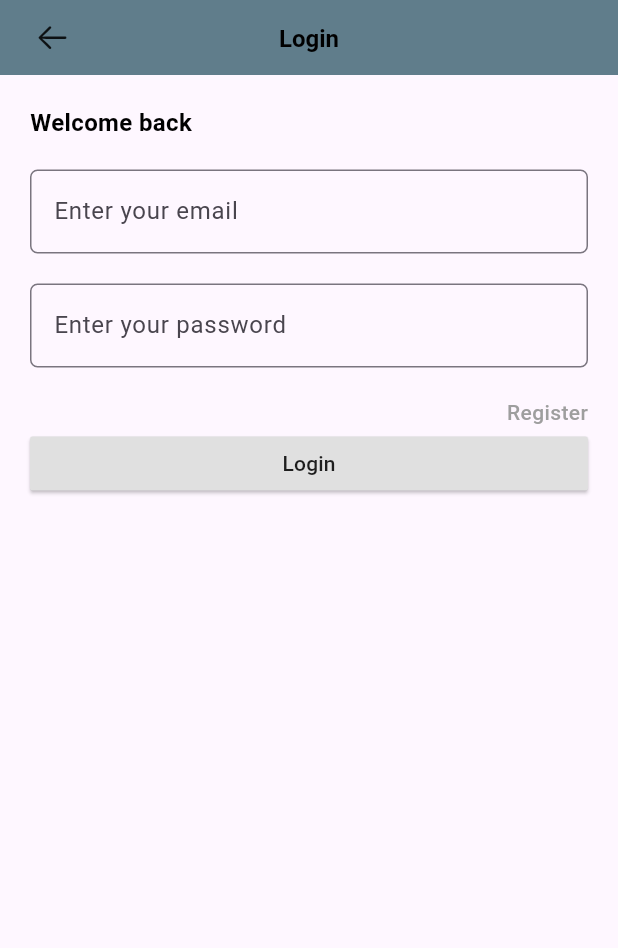
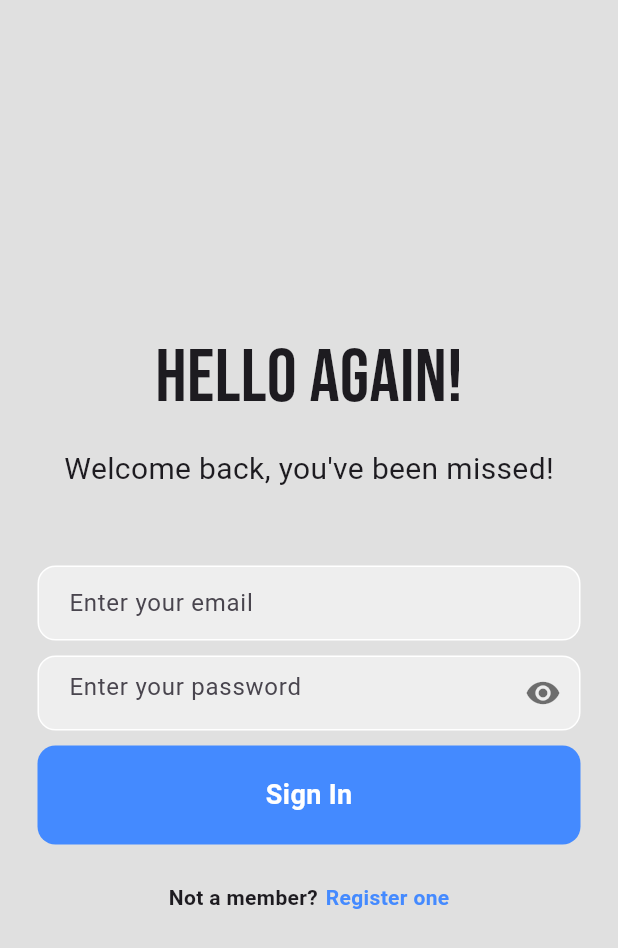
Before and after one commit to ThienNg65/NKCH_INSECT_DETECTION, a Flutter app: the screen it shows after launch, on a phone screen of 412 x 824 dp. Shown: the top 948 px of the screen. Run offline on Flutter 3.47's test engine with Material 2 defaults, Android fonts, the phone set to English and light mode, and no system bars; our stand-ins replace google_fonts.

Commit message:
Commit 21/7/23 Thien

```diff
--- a/insect_dection_app/lib/features/auth/presentation/login.dart
+++ b/insect_dection_app/lib/features/auth/presentation/login.dart
@@ -1,13 +1,5 @@
-import 'package:flutter/cupertino.dart';
 import 'package:flutter/material.dart';
-import 'package:flutter_screenutil/flutter_screenutil.dart';
-import 'package:get/get.dart';
-
-import '../../../views/drawer/app_bar.dart';
-import '../../../views/drawer/app_style.dart';
-import '../../../views/drawer/custom_textfield.dart';
-import '../../../views/drawer/custome_btn.dart';
-import '../../../views/drawer/reusable_text.dart';
+import 'package:google_fonts/google_fonts.dart';
 
 class LoginPage extends StatefulWidget {
   const LoginPage({super.key});
@@ -17,20 +9,14 @@ class LoginPage extends StatefulWidget {
 }
 
 class _LoginPageState extends State<LoginPage> {
+  // Initially password is obscure
+  bool _obscureText = true;
+
   final TextEditingController email = TextEditingController();
   final TextEditingController password = TextEditingController();
-  final ButtonStyle raisedButtonStyle = ElevatedButton.styleFrom(
-    onPrimary: Colors.black87,
-    primary: Colors.grey[300],
-    minimumSize: Size(88, 36),
-    padding: EdgeInsets.symmetric(horizontal: 16),
-    shape: const RoundedRectangleBorder(
-      borderRadius: BorderRadius.all(Radius.circular(2)),
-    ),
-  );
 
   @override
-  void dispose() async {
+  void dispose() {
     email.dispose();
     password.dispose();
     super.dispose();
@@ -39,89 +25,135 @@ class _LoginPageState extends State<LoginPage> {
   @override
   Widget build(BuildContext context) {
     return Scaffold(
-      appBar: PreferredSize(
-        preferredSize: const Size.fromHeight(50),
-        child: CustomAppBar(
-          text: "Login",
-          child: GestureDetector(
-            onTap: () {},
-            child: const Icon(CupertinoIcons.arrow_left),
-          ),
-        ),
-      ),
-      body: Padding(
-        padding: EdgeInsets.symmetric(horizontal: 20),
-        child: Form(
-          // key: loginNotifier.loginFormKey,
-          child: ListView(
-            padding: EdgeInsets.zero,
+      backgroundColor: Colors.grey[300],
+      body: SafeArea(
+        child: Center(
+          child: Column(
+            mainAxisAlignment: MainAxisAlignment.center,
             children: [
-              const SizedBox(height: 20),
-              const ReusableText(
-                text: "Welcome back",
-                style: TextStyle(
-                  fontSize: 16,
-                  color: Colors.black,
-                  fontWeight: FontWeight.w600,
+              // Hello again!
+              Text(
+                "Hello again!",
+                style: GoogleFonts.bebasNeue(
+                  fontSize: 50,
                 ),
               ),
-              const SizedBox(height: 20),
-              // CustomTextField(
-              //   controller: email,
-              //   keyboardType: TextInputType.emailAddress,
-              //   hintText: "Email",
-              //   validator: (email) {
-              //     if (email!.isEmpty || !email.contains("@")) {
-              //       return "Please enter a valid email";
-              //     } else {
-              //       return null;
-              //     }
-              //   },
-              // ),
-              TextField(
-                controller: email,
-                keyboardType: TextInputType.emailAddress,
-                decoration: InputDecoration(
-                  border: OutlineInputBorder(
-                    borderRadius: BorderRadius.circular(5),
-                  ),
-                  hintText: 'Enter your email',
+              const SizedBox(height: 10),
+              const Text(
+                "Welcome back, you\'ve been missed!",
+                style: TextStyle(
+                  fontSize: 20,
                 ),
               ),
-              const SizedBox(height: 20),
-              TextField(
-                controller: password,
-                keyboardType: TextInputType.emailAddress,
-                decoration: InputDecoration(
-                  border: OutlineInputBorder(
-                    borderRadius: BorderRadius.circular(5),
+              const SizedBox(height: 50),
+
+              // email textfield
+              Padding(
+                padding: const EdgeInsets.symmetric(horizontal: 25.0),
+                child: Container(
+                  decoration: BoxDecoration(
+                    color: Colors.grey[200],
+                    border: Border.all(color: Colors.white),
+                    borderRadius: BorderRadius.circular(12),
                   ),
-                  hintText: 'Enter your password',
-                ),
-              ),
-              const SizedBox(height: 20),
-              Align(
-                alignment: Alignment.centerRight,
-                child: GestureDetector(
-                  onTap: () {},
-                  child: ReusableText(
-                    text: "Register",
-                    style: TextStyle(
-                      fontSize: 14,
-                      color: Colors.grey,
-                      fontWeight: FontWeight.w500,
+                  child: const Padding(
+                    padding: EdgeInsets.only(left: 20.0),
+                    child: TextField(
+                      decoration: InputDecoration(
+                        border: InputBorder.none,
+                        hintText: 'Enter your email',
+                      ),
                     ),
                   ),
                 ),
               ),
-              const Spacer(),
-              ElevatedButton(
-                style: raisedButtonStyle,
-                onPressed: () {
-                  print('you are pressed');
-                },
-                child: Text('Login'),
-              )
+              const SizedBox(height: 10),
+
+              //password textfield
+              Padding(
+                padding: const EdgeInsets.symmetric(horizontal: 25.0),
+                child: Container(
+                  decoration: BoxDecoration(
+                    color: Colors.grey[200],
+                    border: Border.all(color: Colors.white),
+                    borderRadius: BorderRadius.circular(12),
+                  ),
+                  child: Padding(
+                    padding: EdgeInsets.only(left: 20.0),
+                    child: TextFormField(
+                      controller: password,
+                      obscureText: _obscureText,
+                      validator: (password) {
+                        if (password!.isEmpty || password.length < 7) {
+                          return 'Please enter a valid password';
+                        } else {
+                          return null;
+                        }
+                      },
+                      keyboardType: TextInputType.text,
+                      decoration: InputDecoration(
+                        border: InputBorder.none,
+                        hintText: 'Enter your password',
+                        suffixIcon: GestureDetector(
+                          onTap: () {
+                            _obscureText = !_obscureText;
+                            setState(() {});
+                          },
+                          child: Icon(
+                            _obscureText
+                                ? Icons.visibility
+                                : Icons.visibility_off,
+                            color: Colors.black54,
+                          ),
+                        ),
+                      ),
+                    ),
+                  ),
+                ),
+              ),
+              const SizedBox(height: 10),
+
+              // sign button
+              Padding(
+                padding: const EdgeInsets.symmetric(horizontal: 25.0),
+                child: Container(
+                  padding: const EdgeInsets.all(20.0),
+                  decoration: BoxDecoration(
+                    color: Colors.blueAccent,
+                    borderRadius: BorderRadius.circular(12.0),
+                  ),
+                  child: const Center(
+                    child: Text(
+                      'Sign In',
+                      style: TextStyle(
+                        color: Colors.white,
+                        fontWeight: FontWeight.bold,
+                        fontSize: 18,
+                      ),
+                    ),
+                  ),
+                ),
+              ),
+              const SizedBox(height: 25),
+
+              // not a member? register one
+              const Row(
+                mainAxisAlignment: MainAxisAlignment.center,
+                children: [
+                  Text(
+                    'Not a member?',
+                    style: TextStyle(fontWeight: FontWeight.bold),
+                  ),
+                  SizedBox(width: 5),
+                  Text(
+                    'Register one',
+                    style: TextStyle(
+                      color: Colors.blueAccent,
+                      fontWeight: FontWeight.bold,
+                    ),
+                  ),
+                ],
+              ),
             ],
           ),
         ),
```
